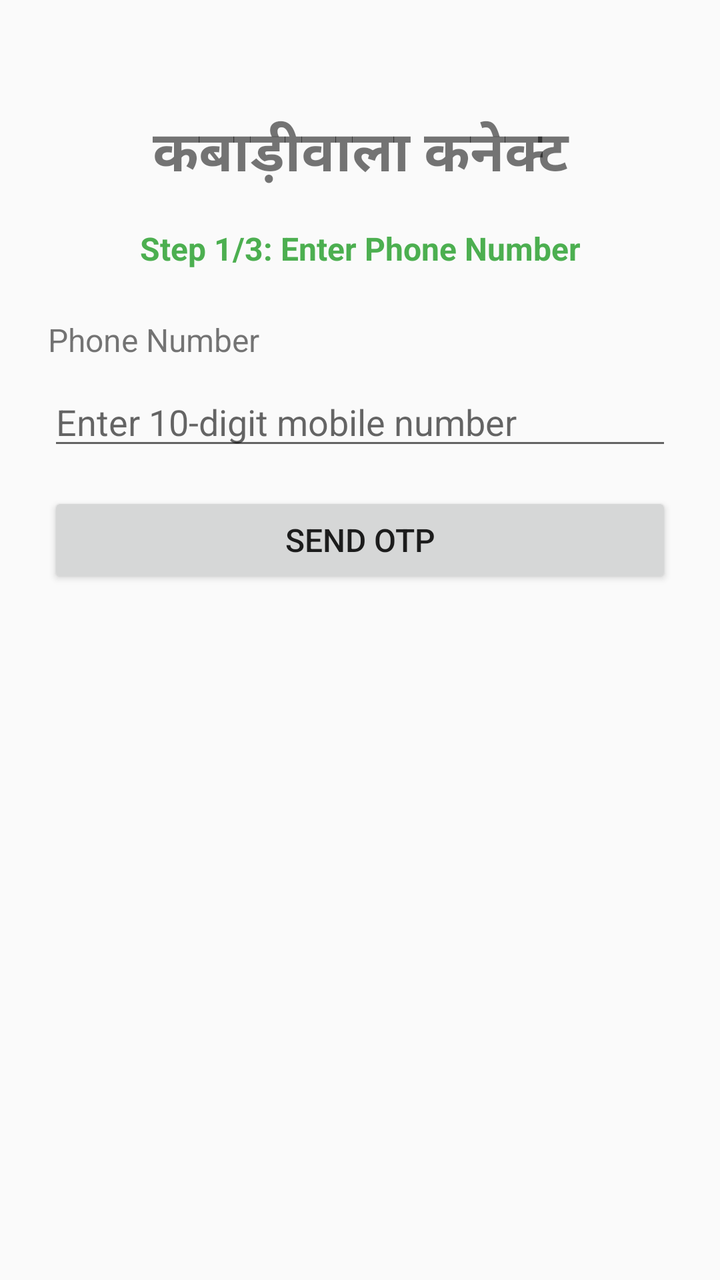
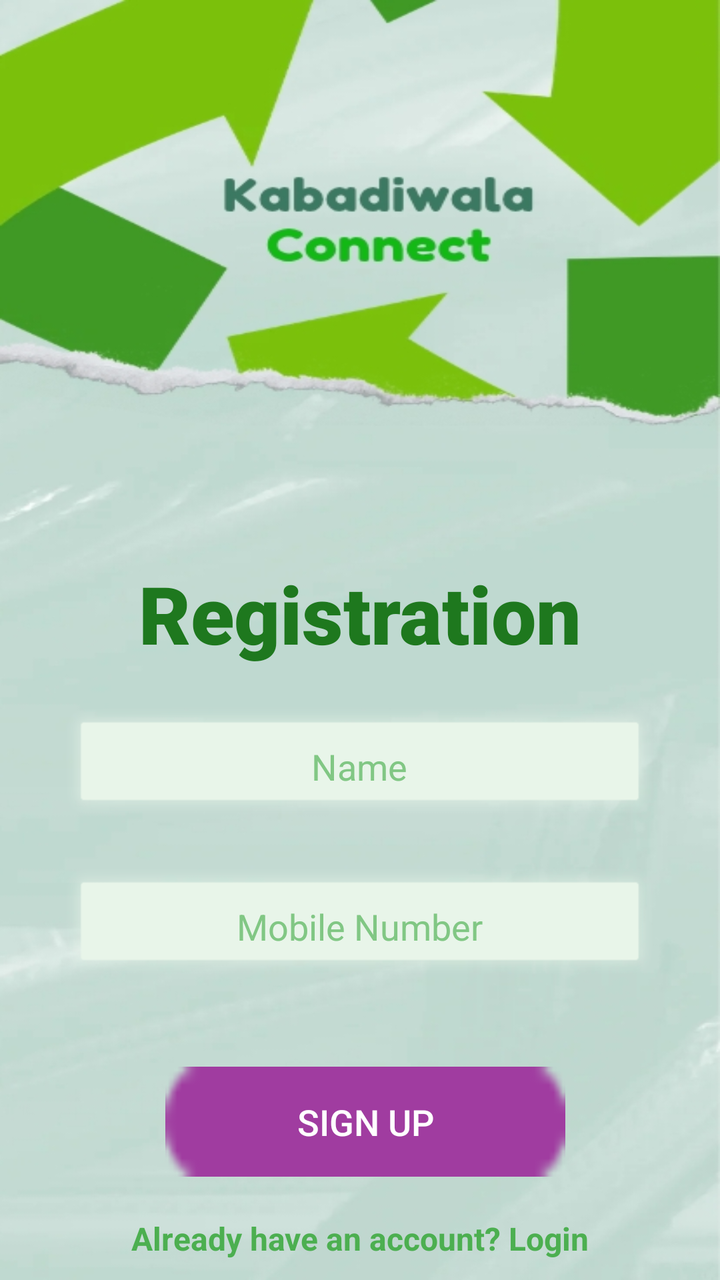

Screens rendered from an Android XML layout before and after an edit, with the pre-edit source and the edit as a unified diff.
<!-- AndroidManifest.xml: application theme Theme.AppCompat.Light.DarkActionBar -->
<!-- res/layout/activity_registration.xml -->
<?xml version="1.0" encoding="utf-8"?>
<ScrollView xmlns:android="http://schemas.android.com/apk/res/android"
    android:layout_width="match_parent"
    android:layout_height="match_parent"
    android:fillViewport="true">

    <LinearLayout
        android:layout_width="match_parent"
        android:layout_height="wrap_content"
        android:orientation="vertical"
        android:padding="24dp">

        <TextView
            android:layout_width="match_parent"
            android:layout_height="wrap_content"
            android:text="कबाड़ीवाला कनेक्ट"
            android:textSize="28sp"
            android:textStyle="bold"
            android:gravity="center"
            android:layout_marginTop="32dp"
            android:layout_marginBottom="16dp" />

        <TextView
            android:id="@+id/stepIndicator"
            android:layout_width="match_parent"
            android:layout_height="wrap_content"
            android:text="Step 1/3: Enter Phone Number"
            android:textSize="16sp"
            android:textStyle="bold"
            android:gravity="center"
            android:layout_marginBottom="24dp"
            android:textColor="#4CAF50" />

        <TextView
            android:layout_width="match_parent"
            android:layout_height="wrap_content"
            android:text="Phone Number"
            android:textSize="16sp"
            android:layout_marginBottom="8dp" />

        <EditText
            android:id="@+id/phoneEditText"
            android:layout_width="match_parent"
            android:layout_height="wrap_content"
            android:inputType="phone"
            android:hint="Enter 10-digit mobile number"
            android:layout_marginBottom="16dp" />

        <EditText
            android:id="@+id/otpEditText"
            android:layout_width="match_parent"
            android:layout_height="wrap_content"
            android:inputType="number"
            android:hint="Enter 4-digit OTP"
            android:maxLength="4"
            android:layout_marginBottom="16dp"
            android:visibility="gone" />

        <TextView
            android:layout_width="match_parent"
            android:layout_height="wrap_content"
            android:text="Your Name"
            android:textSize="16sp"
            android:layout_marginBottom="8dp"
            android:visibility="gone" />

        <EditText
            android:id="@+id/nameEditText"
            android:layout_width="match_parent"
            android:layout_height="wrap_content"
            android:inputType="textPersonName"
            android:hint="Enter your name"
            android:layout_marginBottom="16dp"
            android:visibility="gone" />

        <TextView
            android:layout_width="match_parent"
            android:layout_height="wrap_content"
            android:text="Create 4-digit PIN"
            android:textSize="16sp"
            android:layout_marginBottom="8dp"
            android:visibility="gone" />

        <EditText
            android:id="@+id/pinEditText"
            android:layout_width="match_parent"
            android:layout_height="wrap_content"
            android:inputType="numberPassword"
            android:hint="Create PIN"
            android:maxLength="4"
            android:layout_marginBottom="16dp"
            android:visibility="gone" />

        <TextView
            android:layout_width="match_parent"
            android:layout_height="wrap_content"
            android:text="Confirm PIN"
            android:textSize="16sp"
            android:layout_marginBottom="8dp"
            android:visibility="gone" />

        <EditText
            android:id="@+id/confirmPinEditText"
            android:layout_width="match_parent"
            android:layout_height="wrap_content"
            android:inputType="numberPassword"
            android:hint="Confirm PIN"
            android:maxLength="4"
            android:layout_marginBottom="24dp"
            android:visibility="gone" />

        <Button
            android:id="@+id/sendOtpButton"
            android:layout_width="match_parent"
            android:layout_height="wrap_content"
            android:text="Send OTP"
            android:textSize="16sp"
            android:layout_marginBottom="16dp" />

        <Button
            android:id="@+id/verifyOtpButton"
            android:layout_width="match_parent"
            android:layout_height="wrap_content"
            android:text="Verify OTP"
            android:textSize="16sp"
            android:layout_marginBottom="16dp"
            android:visibility="gone" />

        <Button
            android:id="@+id/completeRegistrationButton"
            android:layout_width="match_parent"
            android:layout_height="wrap_content"
            android:text="Complete Registration"
            android:textSize="16sp"
            android:backgroundTint="#4CAF50"
            android:visibility="gone" />

        <ProgressBar
            android:id="@+id/progressBar"
            android:layout_width="wrap_content"
            android:layout_height="wrap_content"
            android:layout_gravity="center"
            android:visibility="gone"
            android:layout_marginTop="16dp" />

    </LinearLayout>

</ScrollView>
<!-- resources referenced by this layout -->
<resources>

</resources>

<!-- the commit's change to res/layout/activity_registration.xml (unified diff, before → after) -->
@@ -1,148 +1,221 @@
 <?xml version="1.0" encoding="utf-8"?>
-<ScrollView xmlns:android="http://schemas.android.com/apk/res/android"
+<androidx.constraintlayout.widget.ConstraintLayout xmlns:android="http://schemas.android.com/apk/res/android"
+    xmlns:app="http://schemas.android.com/apk/res-auto"
+    xmlns:tools="http://schemas.android.com/tools"
+    android:id="@+id/main"
     android:layout_width="match_parent"
     android:layout_height="match_parent"
-    android:fillViewport="true">
-
-    <LinearLayout
-        android:layout_width="match_parent"
+    android:background="@drawable/main_background"
+    tools:context=".auth.RegistrationActivity">
+
+    
+    <TextView
+        android:id="@+id/headingText"
+        android:layout_width="wrap_content"
         android:layout_height="wrap_content"
-        android:orientation="vertical"
-        android:padding="24dp">
-
-        <TextView
-            android:layout_width="match_parent"
-            android:layout_height="wrap_content"
-            android:text="कबाड़ीवाला कनेक्ट"
-            android:textSize="28sp"
-            android:textStyle="bold"
-            android:gravity="center"
-            android:layout_marginTop="32dp"
-            android:layout_marginBottom="16dp" />
-
-        <TextView
-            android:id="@+id/stepIndicator"
-            android:layout_width="match_parent"
-            android:layout_height="wrap_content"
-            android:text="Step 1/3: Enter Phone Number"
-            android:textSize="16sp"
-            android:textStyle="bold"
-            android:gravity="center"
-            android:layout_marginBottom="24dp"
-            android:textColor="#4CAF50" />
-
-        <TextView
-            android:layout_width="match_parent"
-            android:layout_height="wrap_content"
-            android:text="Phone Number"
-            android:textSize="16sp"
-            android:layout_marginBottom="8dp" />
-
-        <EditText
-            android:id="@+id/phoneEditText"
-            android:layout_width="match_parent"
-            android:layout_height="wrap_content"
-            android:inputType="phone"
-            android:hint="Enter 10-digit mobile number"
-            android:layout_marginBottom="16dp" />
-
-        <EditText
-            android:id="@+id/otpEditText"
-            android:layout_width="match_parent"
-            android:layout_height="wrap_content"
-            android:inputType="number"
-            android:hint="Enter 4-digit OTP"
-            android:maxLength="4"
-            android:layout_marginBottom="16dp"
-            android:visibility="gone" />
-
-        <TextView
-            android:layout_width="match_parent"
-            android:layout_height="wrap_content"
-            android:text="Your Name"
-            android:textSize="16sp"
-            android:layout_marginBottom="8dp"
-            android:visibility="gone" />
-
-        <EditText
-            android:id="@+id/nameEditText"
-            android:layout_width="match_parent"
-            android:layout_height="wrap_content"
-            android:inputType="textPersonName"
-            android:hint="Enter your name"
-            android:layout_marginBottom="16dp"
-            android:visibility="gone" />
-
-        <TextView
-            android:layout_width="match_parent"
-            android:layout_height="wrap_content"
-            android:text="Create 4-digit PIN"
-            android:textSize="16sp"
-            android:layout_marginBottom="8dp"
-            android:visibility="gone" />
-
-        <EditText
-            android:id="@+id/pinEditText"
-            android:layout_width="match_parent"
-            android:layout_height="wrap_content"
-            android:inputType="numberPassword"
-            android:hint="Create PIN"
-            android:maxLength="4"
-            android:layout_marginBottom="16dp"
-            android:visibility="gone" />
-
-        <TextView
-            android:layout_width="match_parent"
-            android:layout_height="wrap_content"
-            android:text="Confirm PIN"
-            android:textSize="16sp"
-            android:layout_marginBottom="8dp"
-            android:visibility="gone" />
-
-        <EditText
-            android:id="@+id/confirmPinEditText"
-            android:layout_width="match_parent"
-            android:layout_height="wrap_content"
-            android:inputType="numberPassword"
-            android:hint="Confirm PIN"
-            android:maxLength="4"
-            android:layout_marginBottom="24dp"
-            android:visibility="gone" />
-
-        <Button
-            android:id="@+id/sendOtpButton"
-            android:layout_width="match_parent"
-            android:layout_height="wrap_content"
-            android:text="Send OTP"
-            android:textSize="16sp"
-            android:layout_marginBottom="16dp" />
-
-        <Button
-            android:id="@+id/verifyOtpButton"
-            android:layout_width="match_parent"
-            android:layout_height="wrap_content"
-            android:text="Verify OTP"
-            android:textSize="16sp"
-            android:layout_marginBottom="16dp"
-            android:visibility="gone" />
-
-        <Button
-            android:id="@+id/completeRegistrationButton"
-            android:layout_width="match_parent"
-            android:layout_height="wrap_content"
-            android:text="Complete Registration"
-            android:textSize="16sp"
-            android:backgroundTint="#4CAF50"
-            android:visibility="gone" />
-
-        <ProgressBar
-            android:id="@+id/progressBar"
-            android:layout_width="wrap_content"
-            android:layout_height="wrap_content"
-            android:layout_gravity="center"
-            android:visibility="gone"
-            android:layout_marginTop="16dp" />
-
-    </LinearLayout>
-
-</ScrollView>
+        android:layout_marginStart="147dp"
+        android:layout_marginTop="280dp"
+        android:layout_marginEnd="147dp"
+        android:fontFamily="sans-serif-black"
+        android:text="Registration"
+        android:textColor="#1E781E"
+        android:textSize="40sp"
+        android:textStyle="bold"
+        app:layout_constraintEnd_toEndOf="parent"
+        app:layout_constraintStart_toStartOf="parent"
+        app:layout_constraintTop_toTopOf="parent" />
+
+    <EditText
+        android:id="@+id/nameEditText"
+        android:layout_width="300dp"
+        android:layout_height="60dp"
+        android:layout_marginStart="55dp"
+        android:layout_marginTop="20dp"
+        android:layout_marginEnd="56dp"
+        android:background="@android:drawable/alert_light_frame"
+        android:backgroundTint="#E8F5E9"
+        android:ems="10"
+        android:gravity="center"
+        android:hint="Name"
+        android:inputType="text"
+        android:padding="12dp"
+        android:textColor="#2E7D32"
+        android:textColorHint="#81C784"
+        app:layout_constraintEnd_toEndOf="parent"
+        app:layout_constraintStart_toStartOf="parent"
+        app:layout_constraintTop_toBottomOf="@+id/headingText"
+        tools:ignore="Autofill" />
+
+    <EditText
+        android:id="@+id/phoneEditText"
+        android:layout_width="300dp"
+        android:layout_height="60dp"
+        android:layout_marginStart="55dp"
+        android:layout_marginTop="20dp"
+        android:layout_marginEnd="56dp"
+        android:background="@android:drawable/alert_light_frame"
+        android:backgroundTint="#E8F5E9"
+        android:ems="10"
+        android:hint="Mobile Number"
+        android:inputType="phone"
+        android:padding="12dp"
+        android:gravity="center"
+        android:textColorHint="#81C784"
+        android:textColor="#2E7D32"
+        app:layout_constraintEnd_toEndOf="parent"
+        app:layout_constraintStart_toStartOf="parent"
+        app:layout_constraintTop_toBottomOf="@+id/nameEditText"
+        tools:ignore="DuplicateClickableBoundsCheck" />
+
+    <Button
+        android:id="@+id/sendOtpButton"
+        android:layout_width="200dp"
+        android:layout_height="55dp"
+        android:layout_marginStart="65dp"
+        android:layout_marginTop="40dp"
+        android:layout_marginEnd="60dp"
+        android:background="@android:drawable/button_onoff_indicator_off"
+        android:backgroundTint="#A03CA0"
+        android:radius="25dp"
+        android:text="Sign Up"
+        android:textColor="#FFFFFF"
+        android:textSize="18sp"
+        app:layout_constraintEnd_toEndOf="parent"
+        app:layout_constraintStart_toStartOf="parent"
+        app:layout_constraintTop_toBottomOf="@+id/phoneEditText"
+        tools:ignore="DuplicateSpeakableTextCheck,UnknownId" />
+
+    <TextView
+        android:id="@+id/loginLink"
+        android:layout_width="wrap_content"
+        android:layout_height="wrap_content"
+        android:layout_marginStart="147dp"
+        android:layout_marginTop="20dp"
+        android:layout_marginEnd="147dp"
+        android:text="Already have an account? Login"
+        android:textSize="16sp"
+        android:textColor="#4CAF50"
+        android:clickable="true"
+        android:textStyle="bold"
+        app:layout_constraintEnd_toEndOf="parent"
+        app:layout_constraintStart_toStartOf="parent"
+        app:layout_constraintTop_toBottomOf="@+id/sendOtpButton" />
+
+    
+    <EditText
+        android:id="@+id/otpEditText"
+        android:layout_width="300dp"
+        android:layout_height="60dp"
+        android:layout_marginStart="55dp"
+        android:layout_marginTop="20dp"
+        android:layout_marginEnd="56dp"
+        android:background="@android:drawable/alert_light_frame"
+        android:backgroundTint="#E8F5E9"
+        android:ems="10"
+        android:gravity="center"
+        android:hint="Enter OTP"
+        android:inputType="number"
+        android:padding="12dp"
+        android:textColor="#1E781E"
+        android:textColorHint="#81C784"
+        android:visibility="gone"
+        app:layout_constraintEnd_toEndOf="parent"
+        app:layout_constraintStart_toStartOf="parent"
+        app:layout_constraintTop_toBottomOf="@+id/headingText"
+        tools:ignore="TextContrastCheck" />
+
+    <Button
+        android:id="@+id/verifyOtpButton"
+        android:layout_width="200dp"
+        android:layout_height="55dp"
+        android:layout_marginStart="65dp"
+        android:layout_marginTop="40dp"
+        android:layout_marginEnd="60dp"
+        android:background="@android:drawable/button_onoff_indicator_off"
+        android:backgroundTint="#A03CA0"
+        android:radius="25dp"
+        android:text="Verify OTP"
+        android:textColor="#FFFFFF"
+        android:textSize="18sp"
+        android:visibility="gone"
+        app:layout_constraintEnd_toEndOf="parent"
+        app:layout_constraintStart_toStartOf="parent"
+        app:layout_constraintTop_toBottomOf="@+id/otpEditText"
+        tools:ignore="DuplicateSpeakableTextCheck,UnknownId" />
+
+    
+    <EditText
+        android:id="@+id/pinEditText"
+        android:layout_width="300dp"
+        android:layout_height="60dp"
+        android:layout_marginStart="55dp"
+        android:layout_marginTop="20dp"
+        android:layout_marginEnd="56dp"
+        android:background="@android:drawable/alert_light_frame"
+        android:backgroundTint="#E8F5E9"
+        android:ems="10"
+        android:hint="Create 4-digit PIN"
+        android:inputType="numberPassword"
+        android:maxLength="4"
+        android:padding="12dp"
+        android:gravity="center"
+        android:textColorHint="#81C784"
+        android:textColor="#2E7D32"
+        android:visibility="gone"
+        app:layout_constraintEnd_toEndOf="parent"
+        app:layout_constraintStart_toStartOf="parent"
+        app:layout_constraintTop_toBottomOf="@+id/nameEditText" />
+
+    <EditText
+        android:id="@+id/confirmPinEditText"
+        android:layout_width="300dp"
+        android:layout_height="60dp"
+        android:layout_marginStart="55dp"
+        android:layout_marginTop="20dp"
+        android:layout_marginEnd="56dp"
+        android:background="@android:drawable/alert_light_frame"
+        android:backgroundTint="#E8F5E9"
+        android:ems="10"
+        android:hint="Confirm PIN"
+        android:inputType="numberPassword"
+        android:maxLength="4"
+        android:padding="12dp"
+        android:gravity="center"
+        android:textColorHint="#81C784"
+        android:textColor="#2E7D32"
+        android:visibility="gone"
+        app:layout_constraintEnd_toEndOf="parent"
+        app:layout_constraintStart_toStartOf="parent"
+        app:layout_constraintTop_toBottomOf="@+id/pinEditText" />
+
+    <Button
+        android:id="@+id/completeRegistrationButton"
+        android:layout_width="200dp"
+        android:layout_height="55dp"
+        android:layout_marginStart="65dp"
+        android:layout_marginTop="40dp"
+        android:layout_marginEnd="60dp"
+        android:background="@android:drawable/button_onoff_indicator_off"
+        android:backgroundTint="#A03CA0"
+        android:radius="25dp"
+        android:text="Register"
+        android:textColor="#FFFFFF"
+        android:textSize="18sp"
+        android:visibility="gone"
+        app:layout_constraintEnd_toEndOf="parent"
+        app:layout_constraintStart_toStartOf="parent"
+        app:layout_constraintTop_toBottomOf="@+id/confirmPinEditText"
+        tools:ignore="DuplicateSpeakableTextCheck,UnknownId" />
+
+    <ProgressBar
+        android:id="@+id/progressBar"
+        android:layout_width="wrap_content"
+        android:layout_height="wrap_content"
+        android:layout_gravity="center"
+        android:visibility="gone"
+        android:layout_marginTop="16dp"
+        app:layout_constraintTop_toBottomOf="@+id/completeRegistrationButton"
+        app:layout_constraintStart_toStartOf="parent"
+        app:layout_constraintEnd_toEndOf="parent" />
+
+</androidx.constraintlayout.widget.ConstraintLayout>
<!-- resource entries referenced after the edit -->
@@ -1,5 +1,5 @@
 <!-- resources referenced by this layout -->
 <resources>
-
+  <!-- drawable main_background: jpeg bitmap (drawable, 89158 bytes) -->
 </resources>
 
